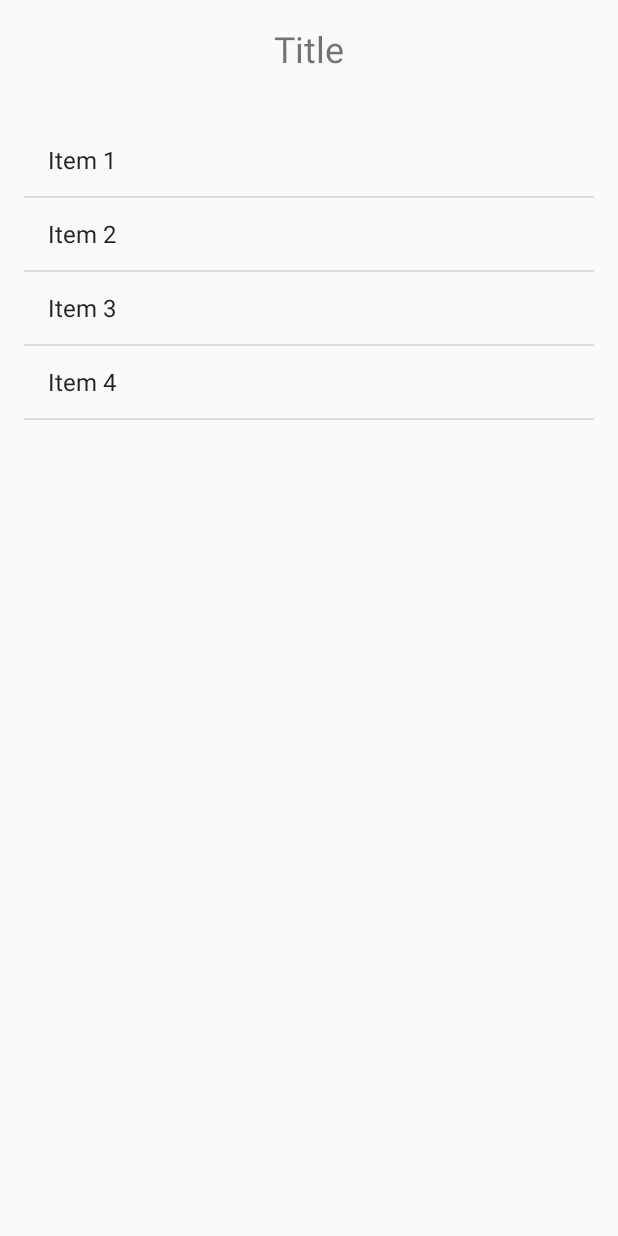
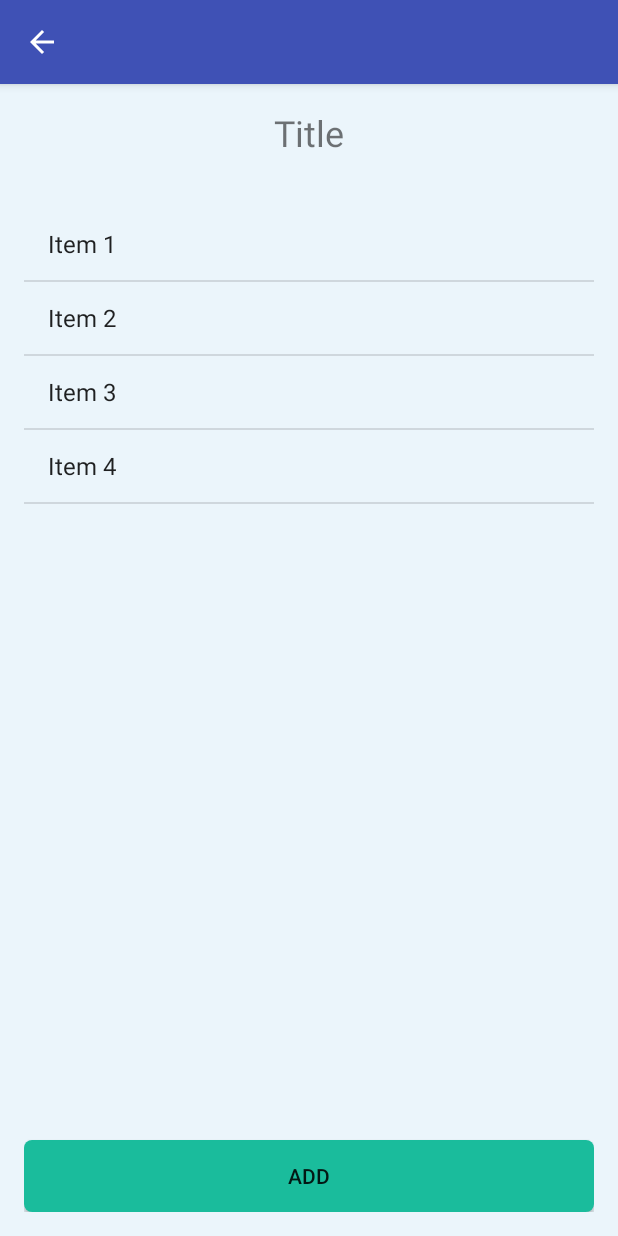
Before and after one commit to aichahezit/7081Project, an Android app: the ViewListActivity screen opened directly, with no data from a screen before it, on a phone screen of 412 x 824 dp. Run offline under Robolectric (Android 15) with nearby library versions, the phone set to English and light mode, and no system bars; 1 statement that could not run was skipped.

Commit message:
Home menu button.

```diff
--- a/app/src/main/java/bcit/aicha/hezit/a7081project/Activites/EnterItemActivity.java
+++ b/app/src/main/java/bcit/aicha/hezit/a7081project/Activites/EnterItemActivity.java
@@ -23,7 +23,8 @@ public class EnterItemActivity extends AppCompatActivity {
     @Override
     protected void onCreate(Bundle savedInstanceState) {
         super.onCreate(savedInstanceState);
-        getSupportActionBar().hide();
+        //getSupportActionBar().hide();
+        getSupportActionBar().setDisplayHomeAsUpEnabled(true);
         setContentView(R.layout.activity_enter_item);
 
         title = (TextView)findViewById(R.id.enterTitleText);
--- a/app/src/main/java/bcit/aicha/hezit/a7081project/Activites/ViewItemActivity.java
+++ b/app/src/main/java/bcit/aicha/hezit/a7081project/Activites/ViewItemActivity.java
@@ -5,6 +5,7 @@ import android.os.Bundle;
 import android.support.v7.app.AppCompatActivity;
 import android.view.View;
 import android.widget.TextView;
+import android.widget.Toast;
 
 import bcit.aicha.hezit.a7081project.R;
 
@@ -25,7 +26,8 @@ public class ViewItemActivity extends AppCompatActivity {
     @Override
     protected void onCreate(Bundle savedInstanceState) {
         super.onCreate(savedInstanceState);
-        getSupportActionBar().hide();
+        //getSupportActionBar().hide();
+        getSupportActionBar().setDisplayHomeAsUpEnabled(true);
         setContentView(R.layout.activity_view_item);
 
         title = (TextView)findViewById(R.id.enterTitleText2);
@@ -87,6 +89,7 @@ public class ViewItemActivity extends AppCompatActivity {
     }
 
     public void deleteItem(View v){
+        Toast.makeText(this, "Item deleted.", Toast.LENGTH_SHORT).show();
         Intent intent = new Intent(this, ViewListActivity.class);
         intent.putExtra(EXTRA_MESSAGE, type);
         startActivity(intent);
--- a/app/src/main/java/bcit/aicha/hezit/a7081project/Activites/ViewListActivity.java
+++ b/app/src/main/java/bcit/aicha/hezit/a7081project/Activites/ViewListActivity.java
@@ -8,6 +8,7 @@ import android.widget.AdapterView;
 import android.widget.ArrayAdapter;
 import android.widget.ListView;
 import android.widget.TextView;
+import android.widget.Toast;
 
 import java.util.ArrayList;
 import java.util.List;
@@ -22,11 +23,11 @@ public class ViewListActivity extends AppCompatActivity {
     private String type;
     private TextView title;
 
-
     @Override
     protected void onCreate(Bundle savedInstanceState) {
         super.onCreate(savedInstanceState);
-        getSupportActionBar().hide();
+        //getSupportActionBar().hide();
+        getSupportActionBar().setDisplayHomeAsUpEnabled(true);
         setContentView(R.layout.activity_view_list);
 
         title = (TextView)findViewById(R.id.listTitle);
@@ -79,4 +80,34 @@ public class ViewListActivity extends AppCompatActivity {
             }
         });
     }
+
+    public void addItem(View v){
+        Toast.makeText(this, "Item added.", Toast.LENGTH_SHORT).show();
+        Intent intent = new Intent(this, EnterItemActivity.class);
+        intent.putExtra(EXTRA_MESSAGE, type);
+        startActivity(intent);
+    }
+
+//    @Override
+//    public boolean onCreateOptionsMenu(Menu menu) {
+//        // Inflate the menu; this adds items to the action bar if it is present.
+//        getMenuInflater().inflate(R.menu.mainmenu, menu);
+//        return true;
+//    }
+//
+//    /**
+//     * Let's the user tap the activity icon to go 'home'.
+//     * Requires setHomeButtonEnabled() in onCreate().
+//     */
+//    @Override
+//    public boolean onOptionsItemSelected(MenuItem menuItem) {
+//        switch (menuItem.getItemId()) {
+//            case android.R.id.home:
+//                // ProjectsActivity is my 'home' activity
+//                Intent intent = new Intent(this, MainActivity.class);
+//                startActivity(intent);
+//                return true;
+//        }
+//        return (super.onOptionsItemSelected(menuItem));
+//    }
 }
--- a/app/src/main/res/layout/activity_view_list.xml
+++ b/app/src/main/res/layout/activity_view_list.xml
@@ -8,6 +8,7 @@
     android:paddingLeft="@dimen/activity_horizontal_margin"
     android:paddingRight="@dimen/activity_horizontal_margin"
     android:paddingTop="@dimen/activity_vertical_margin"
+    android:background="#EBF5FB"
     tools:context="bcit.aicha.hezit.a7081project.Activites.ViewListActivity">
 
     <TextView
@@ -22,8 +23,20 @@
     <ListView
         android:id="@+id/itemListView"
         android:layout_width="match_parent"
-        android:layout_height="match_parent"
+        android:layout_height="wrap_content"
         android:layout_below="@+id/listTitle"
+        android:layout_above="@+id/addBtn"
         android:layout_centerHorizontal="true"
         android:layout_marginTop="34dp" />
+
+    <Button
+        android:id="@+id/addBtn"
+        android:text="Add"
+        android:onClick="addItem"
+        android:background="@drawable/rounded_button"
+        android:layout_marginTop="25dp"
+        android:layout_width="match_parent"
+        android:layout_height="wrap_content"
+        android:layout_alignParentBottom="true"/>
+
 </RelativeLayout>
--- /dev/null
+++ b/app/src/main/res/menu/mainmenu.xml
@@ -0,0 +1,7 @@
+<?xml version="1.0" encoding="utf-8"?>
+<menu xmlns:android="http://schemas.android.com/apk/res/android" >
+    <item
+        android:id="@+id/home"
+        android:title="Home"
+        />
+</menu>
```
Also changed, not shown: app/src/main/AndroidManifest.xml (+4 -4 lines), app/src/main/res/layout/activity_enter_item.xml (+13 -12 lines), app/src/main/res/layout/activity_view_item.xml (+4 -4 lines).
